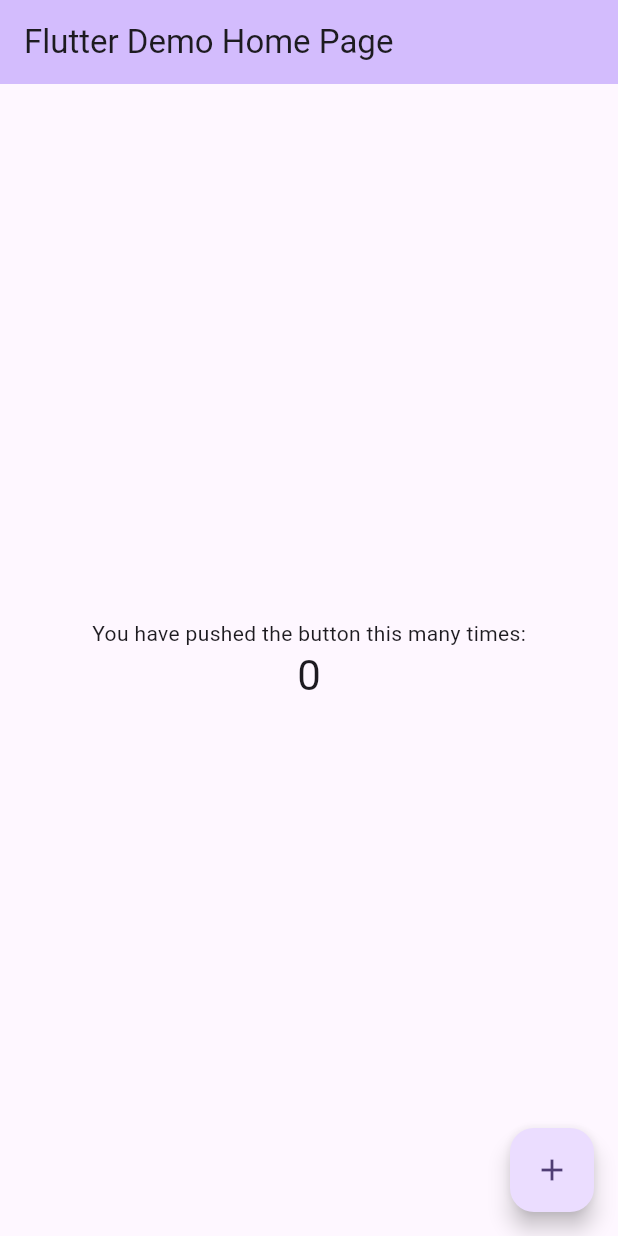
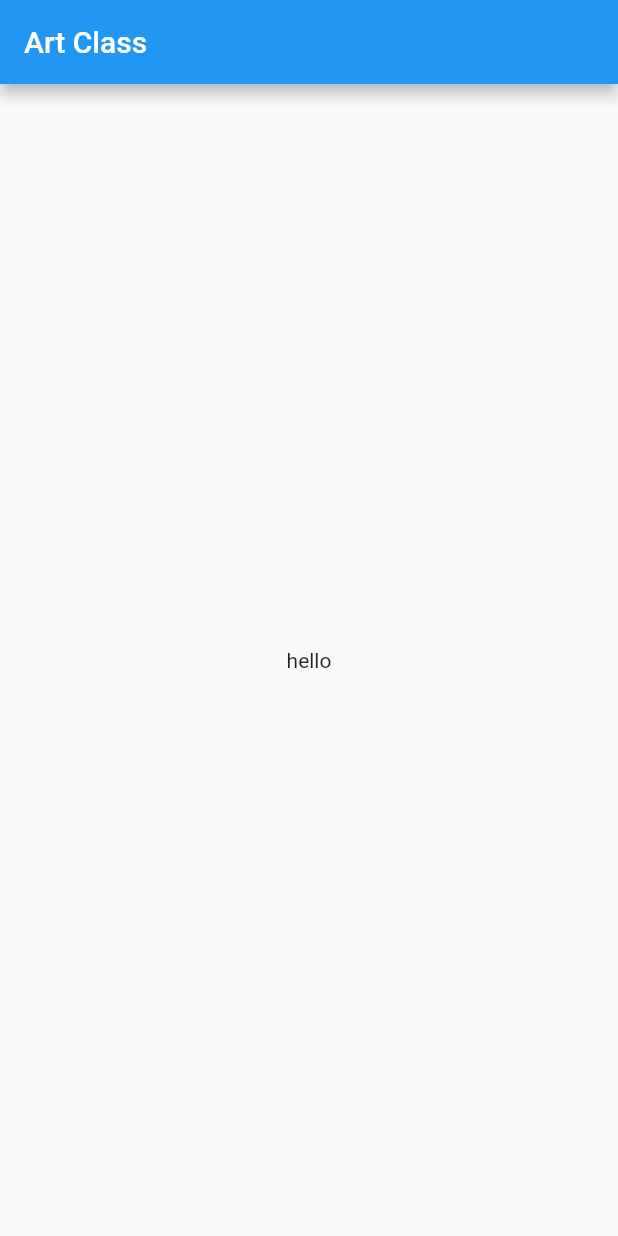
Before and after one commit to peacebefore/custompainter, a Flutter app: the screen it shows after launch, on a phone screen of 412 x 824 dp. Run offline on Flutter 3.47's test engine with Material 2 defaults, Android fonts, the phone set to English and light mode, and no system bars.

Commit message:
clearing app

```diff
--- a/lib/main.dart
+++ b/lib/main.dart
@@ -7,119 +7,30 @@
 class MyApp extends StatelessWidget {
   const MyApp({super.key});
 
-  // This widget is the root of your application.
   @override
   Widget build(BuildContext context) {
-    return MaterialApp(
-      title: 'Flutter Demo',
-      theme: ThemeData(
-        // This is the theme of your application.
-        //
-        // TRY THIS: Try running your application with "flutter run". You'll see
-        // the application has a blue toolbar. Then, without quitting the app,
-        // try changing the seedColor in the colorScheme below to Colors.green
-        // and then invoke "hot reload" (save your changes or press the "hot
-        // reload" button in a Flutter-supported IDE, or press "r" if you used
-        // the command line to start the app).
-        //
-        // Notice that the counter didn't reset back to zero; the application
-        // state is not lost during the reload. To reset the state, use hot
-        // restart instead.
-        //
-        // This works for code too, not just values: Most code changes can be
-        // tested with just a hot reload.
-        colorScheme: ColorScheme.fromSeed(seedColor: Colors.deepPurple),
-        useMaterial3: true,
-      ),
-      home: const MyHomePage(title: 'Flutter Demo Home Page'),
+    return const MaterialApp(
+      home: MyHomePage(),
+      debugShowCheckedModeBanner: false,
     );
   }
 }
 
 class MyHomePage extends StatefulWidget {
-  const MyHomePage({super.key, required this.title});
-
-  // This widget is the home page of your application. It is stateful, meaning
-  // that it has a State object (defined below) that contains fields that affect
-  // how it looks.
-
-  // This class is the configuration for the state. It holds the values (in this
-  // case the title) provided by the parent (in this case the App widget) and
-  // used by the build method of the State. Fields in a Widget subclass are
-  // always marked "final".
-
-  final String title;
+  const MyHomePage({super.key});
 
   @override
   State<MyHomePage> createState() => _MyHomePageState();
 }
 
 class _MyHomePageState extends State<MyHomePage> {
-  int _counter = 0;
-
-  void _incrementCounter() {
-    setState(() {
-      // This call to setState tells the Flutter framework that something has
-      // changed in this State, which causes it to rerun the build method below
-      // so that the display can reflect the updated values. If we changed
-      // _counter without calling setState(), then the build method would not be
-      // called again, and so nothing would appear to happen.
-      _counter++;
-    });
-  }
-
   @override
   Widget build(BuildContext context) {
-    // This method is rerun every time setState is called, for instance as done
-    // by the _incrementCounter method above.
-    //
-    // The Flutter framework has been optimized to make rerunning build methods
-    // fast, so that you can just rebuild anything that needs updating rather
-    // than having to individually change instances of widgets.
     return Scaffold(
       appBar: AppBar(
-        // TRY THIS: Try changing the color here to a specific color (to
-        // Colors.amber, perhaps?) and trigger a hot reload to see the AppBar
-        // change color while the other colors stay the same.
-        backgroundColor: Theme.of(context).colorScheme.inversePrimary,
-        // Here we take the value from the MyHomePage object that was created by
-        // the App.build method, and use it to set our appbar title.
-        title: Text(widget.title),
+        title: const Text("Art Class"),
       ),
-      body: Center(
-        // Center is a layout widget. It takes a single child and positions it
-        // in the middle of the parent.
-        child: Column(
-          // Column is also a layout widget. It takes a list of children and
-          // arranges them vertically. By default, it sizes itself to fit its
-          // children horizontally, and tries to be as tall as its parent.
-          //
-          // Column has various properties to control how it sizes itself and
-          // how it positions its children. Here we use mainAxisAlignment to
-          // center the children vertically; the main axis here is the vertical
-          // axis because Columns are vertical (the cross axis would be
-          // horizontal).
-          //
-          // TRY THIS: Invoke "debug painting" (choose the "Toggle Debug Paint"
-          // action in the IDE, or press "p" in the console), to see the
-          // wireframe for each widget.
-          mainAxisAlignment: MainAxisAlignment.center,
-          children: <Widget>[
-            const Text(
-              'You have pushed the button this many times:',
-            ),
-            Text(
-              '$_counter',
-              style: Theme.of(context).textTheme.headlineMedium,
-            ),
-          ],
-        ),
-      ),
-      floatingActionButton: FloatingActionButton(
-        onPressed: _incrementCounter,
-        tooltip: 'Increment',
-        child: const Icon(Icons.add),
-      ), // This trailing comma makes auto-formatting nicer for build methods.
+      body: const Center(child: Text("hello")),
     );
   }
 }
```
